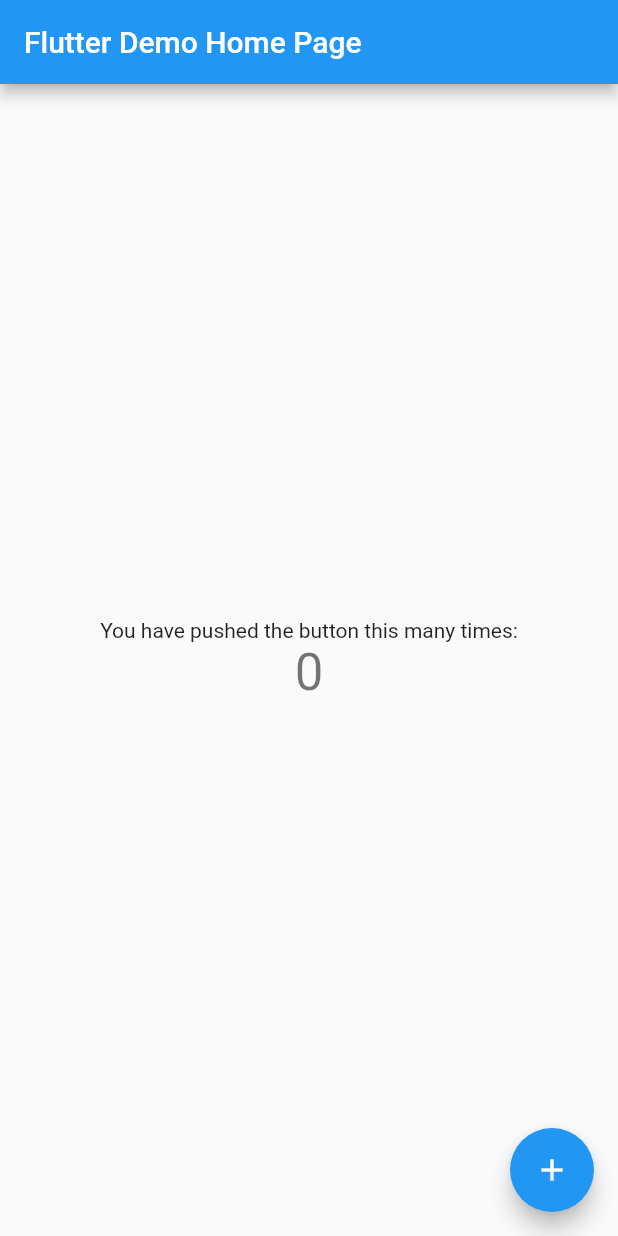
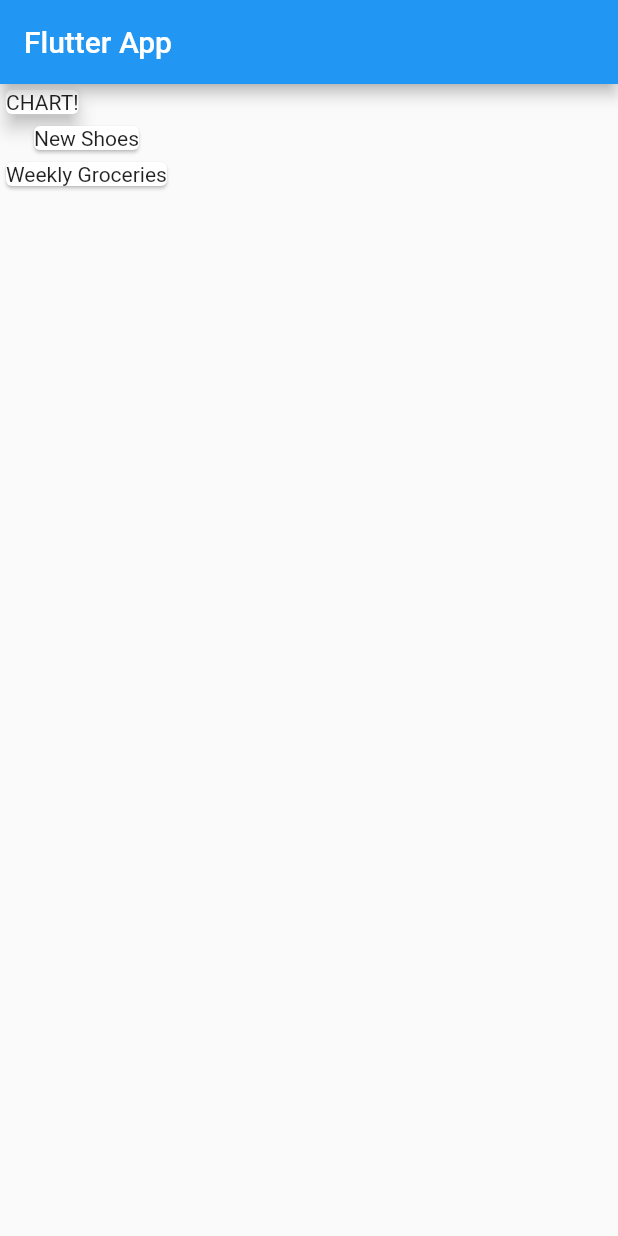
Before and after one commit to Dzaky02/expenses_app, a Flutter app: the screen it shows after launch, on a phone screen of 412 x 824 dp. Run offline on Flutter 3.47's test engine with Material 2 defaults, Android fonts, the phone set to English and light mode, and no system bars.

```diff
--- a/lib/main.dart
+++ b/lib/main.dart
@@ -1,3 +1,4 @@
+import 'package:expenses_app/models/transaction.dart';
 import 'package:flutter/material.dart';
 
 void main() {
@@ -5,109 +6,58 @@ void main() {
 }
 
 class MyApp extends StatelessWidget {
-  // This widget is the root of your application.
   @override
   Widget build(BuildContext context) {
     return MaterialApp(
       title: 'Flutter Demo',
       theme: ThemeData(
-        // This is the theme of your application.
-        //
-        // Try running your application with "flutter run". You'll see the
-        // application has a blue toolbar. Then, without quitting the app, try
-        // changing the primarySwatch below to Colors.green and then invoke
-        // "hot reload" (press "r" in the console where you ran "flutter run",
-        // or simply save your changes to "hot reload" in a Flutter IDE).
-        // Notice that the counter didn't reset back to zero; the application
-        // is not restarted.
         primarySwatch: Colors.blue,
       ),
-      home: MyHomePage(title: 'Flutter Demo Home Page'),
+      home: HomePage(),
     );
   }
 }
 
-class MyHomePage extends StatefulWidget {
-  MyHomePage({Key? key, required this.title}) : super(key: key);
-
-  // This widget is the home page of your application. It is stateful, meaning
-  // that it has a State object (defined below) that contains fields that affect
-  // how it looks.
-
-  // This class is the configuration for the state. It holds the values (in this
-  // case the title) provided by the parent (in this case the App widget) and
-  // used by the build method of the State. Fields in a Widget subclass are
-  // always marked "final".
-
-  final String title;
-
-  @override
-  _MyHomePageState createState() => _MyHomePageState();
-}
-
-class _MyHomePageState extends State<MyHomePage> {
-  int _counter = 0;
-
-  void _incrementCounter() {
-    setState(() {
-      // This call to setState tells the Flutter framework that something has
-      // changed in this State, which causes it to rerun the build method below
-      // so that the display can reflect the updated values. If we changed
-      // _counter without calling setState(), then the build method would not be
-      // called again, and so nothing would appear to happen.
-      _counter++;
-    });
-  }
+class HomePage extends StatelessWidget {
+  final List<Transaction> transactions = [
+    Transaction(
+      id: 't1',
+      title: 'New Shoes',
+      amount: 69.99,
+      date: DateTime.now(),
+    ),
+    Transaction(
+      id: 't2',
+      title: 'Weekly Groceries',
+      amount: 16.53,
+      date: DateTime.now(),
+    ),
+  ];
 
   @override
   Widget build(BuildContext context) {
-    // This method is rerun every time setState is called, for instance as done
-    // by the _incrementCounter method above.
-    //
-    // The Flutter framework has been optimized to make rerunning build methods
-    // fast, so that you can just rebuild anything that needs updating rather
-    // than having to individually change instances of widgets.
     return Scaffold(
       appBar: AppBar(
-        // Here we take the value from the MyHomePage object that was created by
-        // the App.build method, and use it to set our appbar title.
-        title: Text(widget.title),
+        title: Text('Flutter App'),
       ),
-      body: Center(
-        // Center is a layout widget. It takes a single child and positions it
-        // in the middle of the parent.
-        child: Column(
-          // Column is also a layout widget. It takes a list of children and
-          // arranges them vertically. By default, it sizes itself to fit its
-          // children horizontally, and tries to be as tall as its parent.
-          //
-          // Invoke "debug painting" (press "p" in the console, choose the
-          // "Toggle Debug Paint" action from the Flutter Inspector in Android
-          // Studio, or the "Toggle Debug Paint" command in Visual Studio Code)
-          // to see the wireframe for each widget.
-          //
-          // Column has various properties to control how it sizes itself and
-          // how it positions its children. Here we use mainAxisAlignment to
-          // center the children vertically; the main axis here is the vertical
-          // axis because Columns are vertical (the cross axis would be
-          // horizontal).
-          mainAxisAlignment: MainAxisAlignment.center,
-          children: <Widget>[
-            Text(
-              'You have pushed the button this many times:',
+      body: Column(
+        crossAxisAlignment: CrossAxisAlignment.start,
+        children: [
+          Card(
+            child: Container(
+              child: Text('CHART!'),
             ),
-            Text(
-              '$_counter',
-              style: Theme.of(context).textTheme.headline4,
-            ),
-          ],
-        ),
+            elevation: 5,
+          ),
+          Column(
+            children: transactions
+                .map((item) => Card(
+                      child: Text(item.title),
+                    ))
+                .toList(),
+          )
+        ],
       ),
-      floatingActionButton: FloatingActionButton(
-        onPressed: _incrementCounter,
-        tooltip: 'Increment',
-        child: Icon(Icons.add),
-      ), // This trailing comma makes auto-formatting nicer for build methods.
     );
   }
 }
--- /dev/null
+++ b/lib/models/transaction.dart
@@ -0,0 +1,13 @@
+class Transaction {
+  final String id;
+  final String title;
+  final double amount;
+  final DateTime date;
+
+  Transaction({
+    required this.id,
+    required this.title,
+    required this.amount,
+    required this.date,
+  });
+}
```
